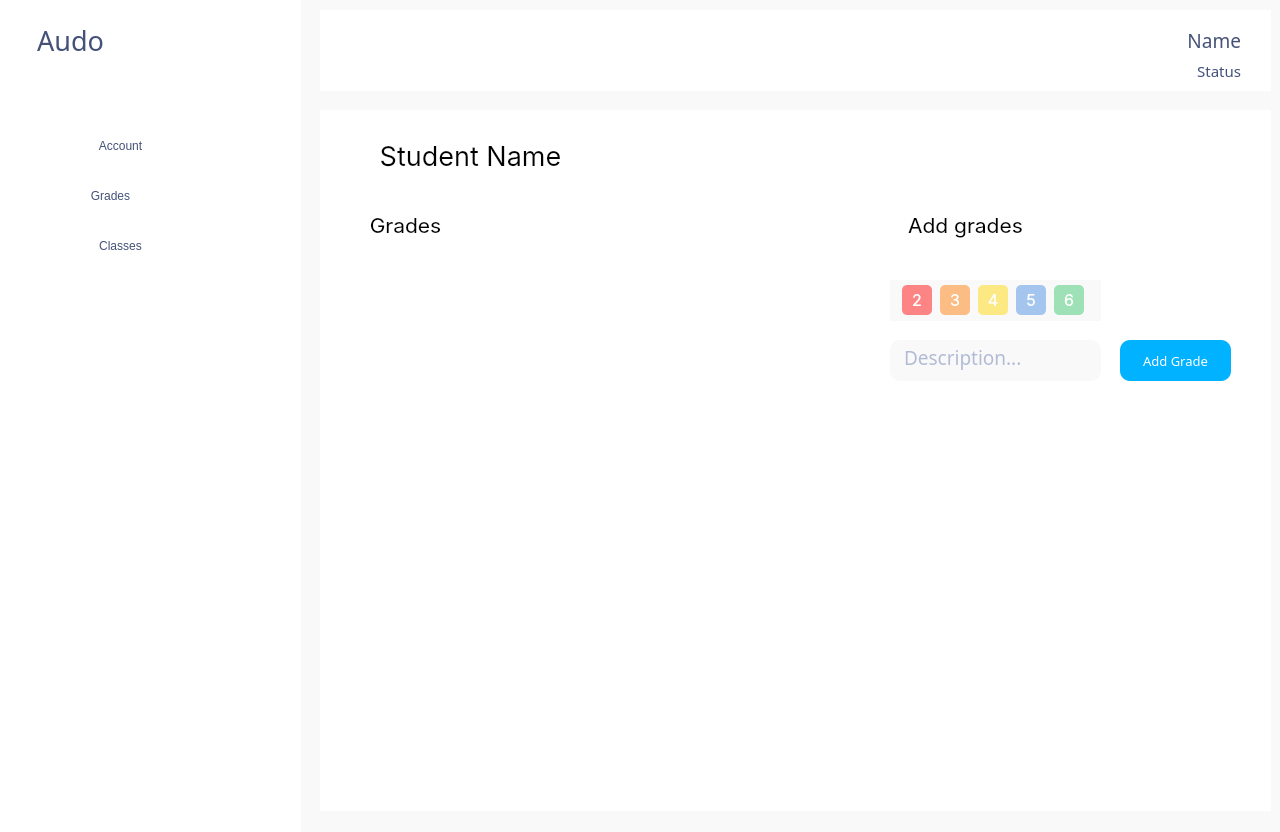
Above: Audo/Frontend/Audo/teachergrades.ui from codingburgas/Audo before the change. Below: the same form after it.
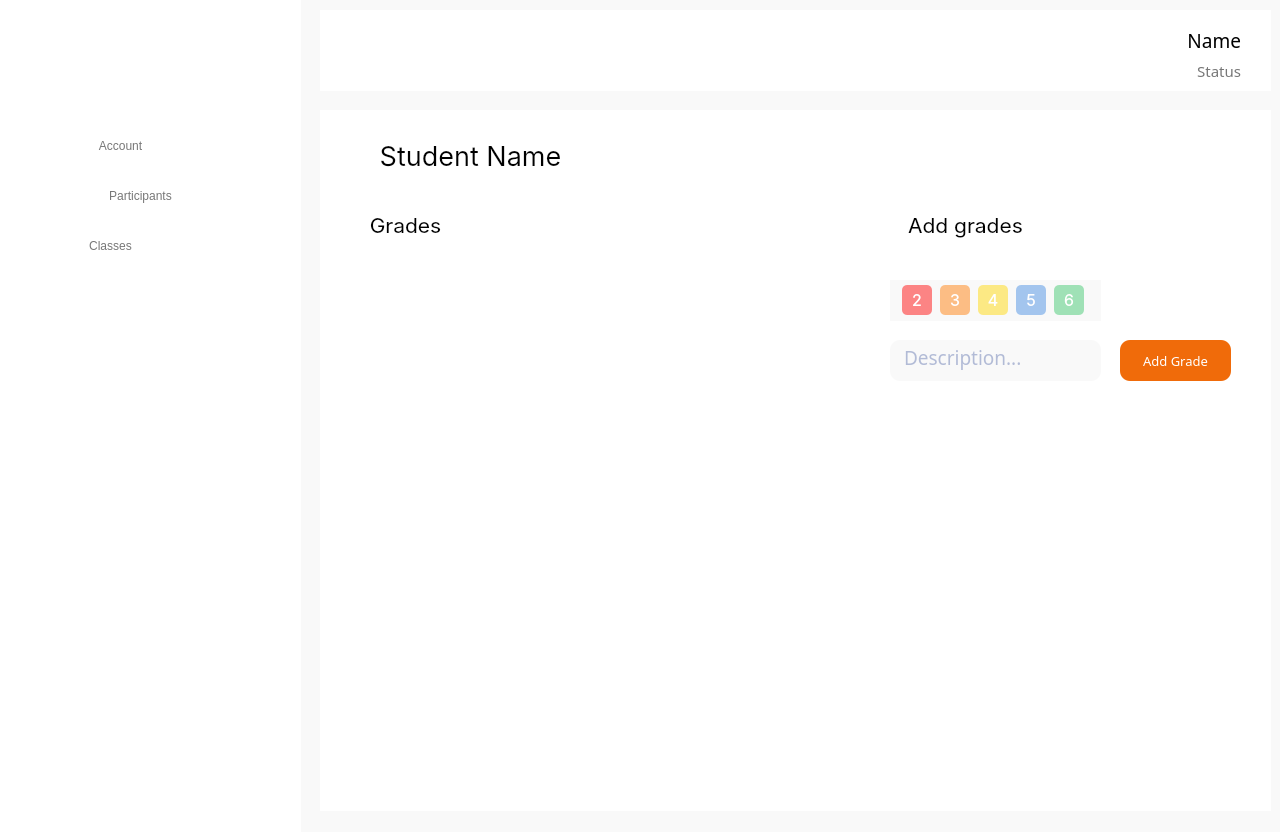
That is the form after the change. Icons and pictures are not drawn.

Commit message: Rework Student Grades UI and Account UI

What changed in the file:
```diff
--- a/Audo/Frontend/Audo/teachergrades.ui
+++ b/Audo/Frontend/Audo/teachergrades.ui
@@ -73,7 +73,7 @@
    <property name="styleSheet">
     <string notr="true">background: none;
 background-color: rgba(255, 255, 255, 0);
-color: #445178;</string>
+color: #000000;</string>
    </property>
    <property name="text">
     <string>Name</string>
@@ -444,7 +444,7 @@
    <property name="styleSheet">
     <string notr="true">QPushButton {
 font: 600 10pt &quot;Roboto Serif SemiBold&quot;;
-background-color: #00B2FF;
+background-color: #F06B0A;
 border-radius: 10px;
 color:#ffffff;
 }
@@ -485,7 +485,7 @@
    <property name="styleSheet">
     <string notr="true">background: none;
 background-color: rgba(255, 255, 255, 0);
-color: #445178;</string>
+color: #777777;</string>
    </property>
    <property name="text">
     <string>Status</string>
@@ -494,41 +494,6 @@
     <set>Qt::AlignRight|Qt::AlignTrailing|Qt::AlignVCenter</set>
    </property>
   </widget>
-  <widget class="QLabel" name="Audo">
-   <property name="geometry">
-    <rect>
-     <x>30</x>
-     <y>20</y>
-     <width>81</width>
-     <height>41</height>
-    </rect>
-   </property>
-   <property name="font">
-    <font>
-     <family>Roboto Serif Medium</family>
-     <pointsize>20</pointsize>
-     <italic>false</italic>
-     <fontweight>DemiBold</fontweight>
-    </font>
-   </property>
-   <property name="autoFillBackground">
-    <bool>false</bool>
-   </property>
-   <property name="styleSheet">
-    <string notr="true">background-color: rgba(255, 255, 255, 0);
-color: rgb(68, 81, 120);
-font: 600 20pt &quot;Roboto Serif Medium&quot;;</string>
-   </property>
-   <property name="text">
-    <string>Audo</string>
-   </property>
-   <property name="scaledContents">
-    <bool>false</bool>
-   </property>
-   <property name="alignment">
-    <set>Qt::AlignCenter</set>
-   </property>
-  </widget>
   <widget class="QLabel" name="SidebarFrame">
    <property name="geometry">
     <rect>
@@ -567,7 +532,7 @@
 font: 600 16pt &quot;Roboto Serif SemiBold&quot;;
 background:none;
 border-radius: 10px;
-color: rgb(68, 81, 120);
+color: #777777;
 }
 QPushButton:hover {
 font: bold 16pt &quot;Roboto Serif SemiBold&quot;;
@@ -637,7 +602,7 @@
   <widget class="QPushButton" name="ClassButton">
    <property name="geometry">
     <rect>
-     <x>70</x>
+     <x>60</x>
      <y>220</y>
      <width>101</width>
      <height>51</height>
@@ -654,7 +619,7 @@
 font: 600 16pt &quot;Roboto Serif SemiBold&quot;;
 background:none;
 border-radius: 10px;
-color: rgb(68, 81, 120);
+color: #777777;
 }
 QPushButton:hover {
 font: bold 16pt &quot;Roboto Serif SemiBold&quot;;
@@ -812,7 +777,7 @@
   <widget class="QPushButton" name="GradesButton">
    <property name="geometry">
     <rect>
-     <x>20</x>
+     <x>50</x>
      <y>170</y>
      <width>181</width>
      <height>51</height>
@@ -829,7 +794,7 @@
 font: 600 16pt &quot;Roboto Serif SemiBold&quot;;
 background:none;
 border-radius: 10px;
-color: rgb(68, 81, 120);
+color: #777777;
 }
 QPushButton:hover {
 font: bold 16pt &quot;Roboto Serif SemiBold&quot;;
@@ -840,7 +805,7 @@
 </string>
    </property>
    <property name="text">
-    <string>Grades</string>
+    <string>Participants</string>
    </property>
    <property name="flat">
     <bool>true</bool>
@@ -920,25 +885,31 @@
     </layout>
    </widget>
   </widget>
-  <zorder>AccountFrame</zorder>
-  <zorder>Name</zorder>
-  <zorder>GradeFrame</zorder>
-  <zorder>StudentName</zorder>
-  <zorder>AddGradesFrame</zorder>
-  <zorder>AddGradeButton</zorder>
-  <zorder>Status</zorder>
-  <zorder>SidebarFrame</zorder>
-  <zorder>Audo</zorder>
-  <zorder>AccountButton</zorder>
-  <zorder>PencilIcon</zorder>
-  <zorder>BookIcon</zorder>
-  <zorder>ClassButton</zorder>
-  <zorder>UserIcon</zorder>
-  <zorder>GradesTitle</zorder>
-  <zorder>AddGradesTitle</zorder>
-  <zorder>DescriptionFrame</zorder>
-  <zorder>GradesButton</zorder>
-  <zorder>frame</zorder>
+  <widget class="QLabel" name="Background_4">
+   <property name="geometry">
+    <rect>
+     <x>30</x>
+     <y>20</y>
+     <width>101</width>
+     <height>51</height>
+    </rect>
+   </property>
+   <property name="autoFillBackground">
+    <bool>false</bool>
+   </property>
+   <property name="styleSheet">
+    <string notr="true">background:none;</string>
+   </property>
+   <property name="text">
+    <string/>
+   </property>
+   <property name="pixmap">
+    <pixmap resource="assets.qrc">:/icons/assets/icons/logo.png</pixmap>
+   </property>
+   <property name="alignment">
+    <set>Qt::AlignCenter</set>
+   </property>
+  </widget>
  </widget>
  <resources>
   <include location="assets.qrc"/>
```
Left out of the diff: 13 changed lines with no effect on the pictures. The commit also changes 28 other files.
